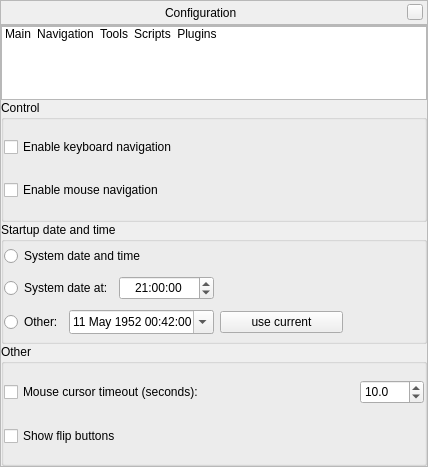
Qt form src/gui/configurationDialog.ui (519984307/stellarium_src) before a commit.
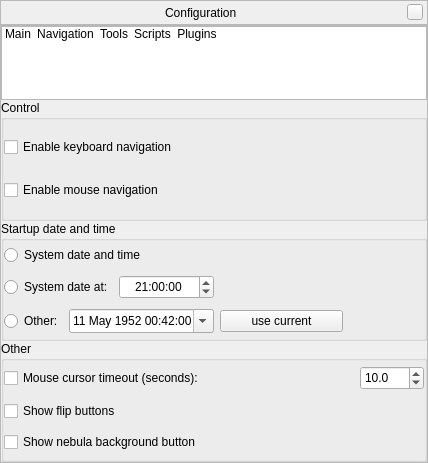
The same form after that commit. The open tabs and pages were chosen to show the change. Icons and pictures are not drawn. Custom widgets are drawn as their Qt base class.

Commit message: added option to activate/deactivate the Nebula Background Images button via GUI

```diff
--- a/src/gui/configurationDialog.ui
+++ b/src/gui/configurationDialog.ui
@@ -7,7 +7,7 @@
     <x>0</x>
     <y>0</y>
     <width>428</width>
-    <height>467</height>
+    <height>463</height>
    </rect>
   </property>
   <property name="styleSheet">
@@ -673,6 +673,16 @@
                </property>
               </widget>
              </item>
+             <item>
+              <widget class="QCheckBox" name="showNebulaBgButtonCheckbox">
+               <property name="toolTip">
+                <string>Toggle display backgrounds of the nebulae.</string>
+               </property>
+               <property name="text">
+                <string>Show nebula background button</string>
+               </property>
+              </widget>
+             </item>
             </layout>
            </widget>
           </item>
```
Left out of the diff: 2 changed lines with no effect on the pictures. The commit also changes 1 other file.
